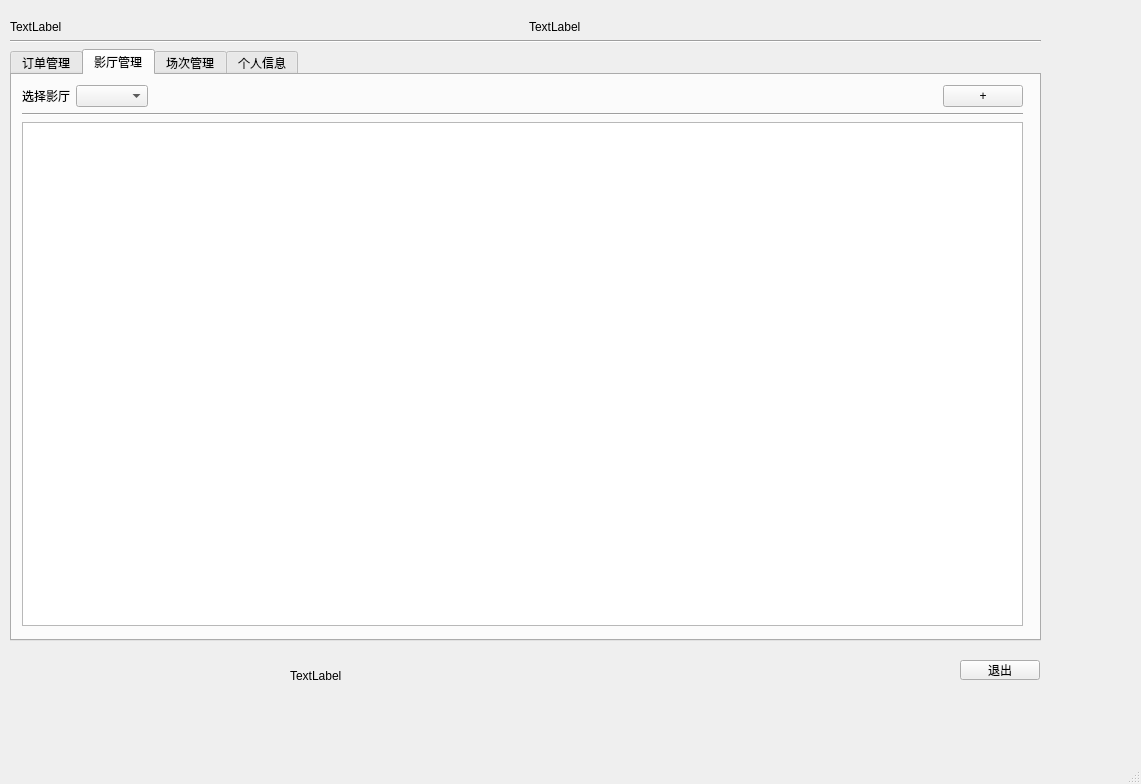
Qt form adminmainwindow.ui (SillyPasty/Movie_Management) before a commit.
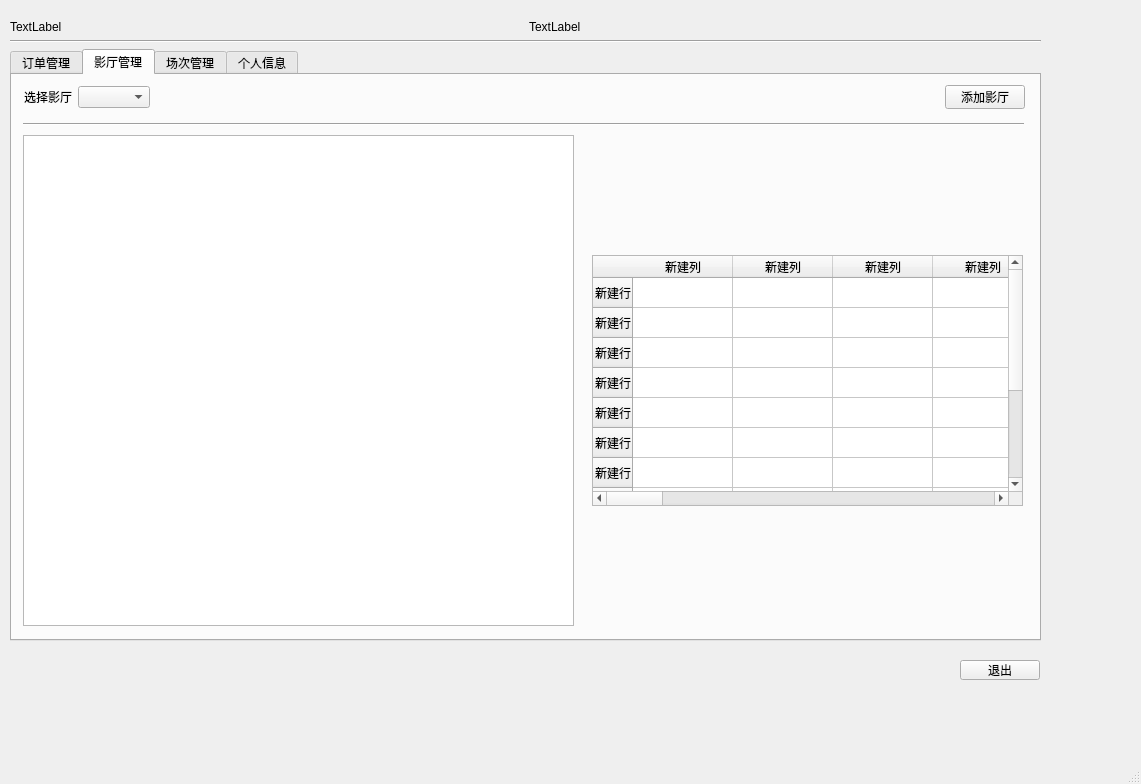
The same form after that commit. The open tabs and pages were chosen to show the change.

Commit message:
添加功能：电影选座及显示 添加影厅
待添加：
查询选座是否合法
注释
窗口跳转信息更新
生成订单座位改变
检查订单是否过期
ui美化

Patch:
```diff
--- a/adminmainwindow.ui
+++ b/adminmainwindow.ui
@@ -188,59 +188,243 @@
         <attribute name="title">
          <string>影厅管理</string>
         </attribute>
-        <widget class="QWidget" name="layoutWidget">
+        <widget class="QTableWidget" name="tableWidget_seatMaps">
          <property name="geometry">
           <rect>
-           <x>10</x>
+           <x>580</x>
+           <y>180</y>
+           <width>431</width>
+           <height>251</height>
+          </rect>
+         </property>
+         <row>
+          <property name="text">
+           <string>新建行</string>
+          </property>
+         </row>
+         <row>
+          <property name="text">
+           <string>新建行</string>
+          </property>
+         </row>
+         <row>
+          <property name="text">
+           <string>新建行</string>
+          </property>
+         </row>
+         <row>
+          <property name="text">
+           <string>新建行</string>
+          </property>
+         </row>
+         <row>
+          <property name="text">
+           <string>新建行</string>
+          </property>
+         </row>
+         <row>
+          <property name="text">
+           <string>新建行</string>
+          </property>
+         </row>
+         <row>
+          <property name="text">
+           <string>新建行</string>
+          </property>
+         </row>
+         <row>
+          <property name="text">
+           <string>新建行</string>
+          </property>
+         </row>
+         <row>
+          <property name="text">
+           <string>新建行</string>
+          </property>
+         </row>
+         <row>
+          <property name="text">
+           <string>新建行</string>
+          </property>
+         </row>
+         <row>
+          <property name="text">
+           <string>新建行</string>
+          </property>
+         </row>
+         <row>
+          <property name="text">
+           <string>新建行</string>
+          </property>
+         </row>
+         <column>
+          <property name="text">
+           <string>新建列</string>
+          </property>
+         </column>
+         <column>
+          <property name="text">
+           <string>新建列</string>
+          </property>
+         </column>
+         <column>
+          <property name="text">
+           <string>新建列</string>
+          </property>
+         </column>
+         <column>
+          <property name="text">
+           <string>新建列</string>
+          </property>
+         </column>
+         <column>
+          <property name="text">
+           <string>新建列</string>
+          </property>
+         </column>
+         <column>
+          <property name="text">
+           <string>新建列</string>
+          </property>
+         </column>
+         <column>
+          <property name="text">
+           <string>新建列</string>
+          </property>
+         </column>
+         <column>
+          <property name="text">
+           <string>新建列</string>
+          </property>
+         </column>
+         <column>
+          <property name="text">
+           <string>新建列</string>
+          </property>
+         </column>
+         <column>
+          <property name="text">
+           <string>新建列</string>
+          </property>
+         </column>
+         <column>
+          <property name="text">
+           <string>新建列</string>
+          </property>
+         </column>
+         <column>
+          <property name="text">
+           <string>新建列</string>
+          </property>
+         </column>
+         <column>
+          <property name="text">
+           <string>新建列</string>
+          </property>
+         </column>
+         <column>
+          <property name="text">
+           <string>新建列</string>
+          </property>
+         </column>
+         <column>
+          <property name="text">
+           <string>新建列</string>
+          </property>
+         </column>
+         <column>
+          <property name="text">
+           <string>新建列</string>
+          </property>
+         </column>
+         <column>
+          <property name="text">
+           <string>新建列</string>
+          </property>
+         </column>
+         <column>
+          <property name="text">
+           <string>新建列</string>
+          </property>
+         </column>
+         <column>
+          <property name="text">
+           <string>新建列</string>
+          </property>
+         </column>
+         <column>
+          <property name="text">
+           <string>新建列</string>
+          </property>
+         </column>
+         <column>
+          <property name="text">
+           <string>新建列</string>
+          </property>
+         </column>
+        </widget>
+        <widget class="Line" name="line_3">
+         <property name="geometry">
+          <rect>
+           <x>11</x>
+           <y>41</y>
+           <width>1001</width>
+           <height>16</height>
+          </rect>
+         </property>
+         <property name="orientation">
+          <enum>Qt::Horizontal</enum>
+         </property>
+        </widget>
+        <widget class="QTableView" name="tableView_currentHall">
+         <property name="geometry">
+          <rect>
+           <x>11</x>
+           <y>60</y>
+           <width>551</width>
+           <height>491</height>
+          </rect>
+         </property>
+        </widget>
+        <widget class="QWidget" name="">
+         <property name="geometry">
+          <rect>
+           <x>12</x>
            <y>10</y>
            <width>1001</width>
-           <height>541</height>
+           <height>24</height>
           </rect>
          </property>
-         <layout class="QVBoxLayout" name="verticalLayout_3">
+         <layout class="QHBoxLayout" name="horizontalLayout_2">
           <item>
-           <layout class="QHBoxLayout" name="horizontalLayout_2">
-            <item>
-             <widget class="QLabel" name="label">
-              <property name="text">
-               <string>选择影厅</string>
-              </property>
-             </widget>
-            </item>
-            <item>
-             <widget class="QComboBox" name="comboBox_hall"/>
-            </item>
-            <item>
-             <spacer name="horizontalSpacer">
-              <property name="orientation">
-               <enum>Qt::Horizontal</enum>
-              </property>
-              <property name="sizeHint" stdset="0">
-               <size>
-                <width>40</width>
-                <height>20</height>
-               </size>
-              </property>
-             </spacer>
-            </item>
-            <item>
-             <widget class="QPushButton" name="pushButton_addNewHall">
-              <property name="text">
-               <string>+</string>
-              </property>
-             </widget>
-            </item>
-           </layout>
+           <widget class="QLabel" name="label">
+            <property name="text">
+             <string>选择影厅</string>
+            </property>
+           </widget>
           </item>
           <item>
-           <widget class="Line" name="line_3">
+           <widget class="QComboBox" name="comboBox_hall"/>
+          </item>
+          <item>
+           <spacer name="horizontalSpacer">
             <property name="orientation">
              <enum>Qt::Horizontal</enum>
             </property>
-           </widget>
+            <property name="sizeHint" stdset="0">
+             <size>
+              <width>40</width>
+              <height>20</height>
+             </size>
+            </property>
+           </spacer>
           </item>
           <item>
-           <widget class="QTableView" name="tableView_currentHall"/>
+           <widget class="QPushButton" name="pushButton_addNewHall">
+            <property name="text">
+             <string>添加影厅</string>
+            </property>
+           </widget>
           </item>
          </layout>
         </widget>
@@ -438,19 +622,6 @@
      </item>
     </layout>
    </widget>
-   <widget class="QLabel" name="label_test">
-    <property name="geometry">
-     <rect>
-      <x>290</x>
-      <y>670</y>
-      <width>54</width>
-      <height>12</height>
-     </rect>
-    </property>
-    <property name="text">
-     <string>TextLabel</string>
-    </property>
-   </widget>
   </widget>
   <widget class="QMenuBar" name="menubar">
    <property name="geometry">
```
Left out of the diff: 2 changed lines with no effect on the pictures. The commit also changes 61 other files.
